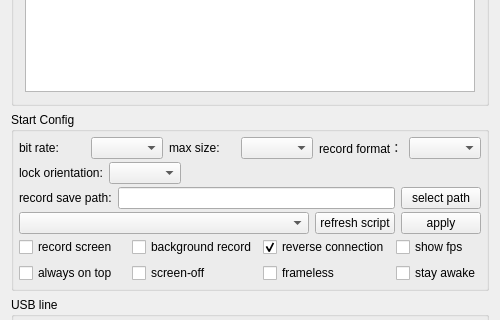
Old version of the form QtScrcpy/dialog.ui in the repository barry-ran/QtScrcpy; both pictures show x 0 to 500 and y 124 to 444 of the 500 by 803 pixel window.
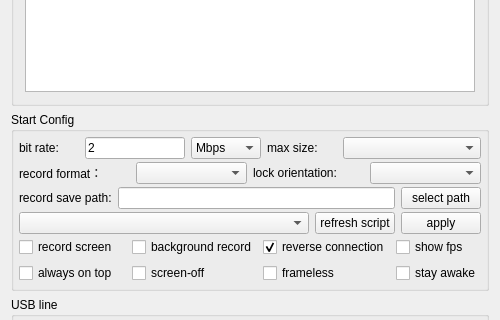
New version of the form.

```diff
--- a/QtScrcpy/dialog.ui
+++ b/QtScrcpy/dialog.ui
@@ -7,7 +7,7 @@
     <x>0</x>
     <y>0</y>
     <width>500</width>
-    <height>769</height>
+    <height>749</height>
    </rect>
   </property>
   <property name="minimumSize">
@@ -18,7 +18,7 @@
   </property>
   <property name="maximumSize">
    <size>
-    <width>500</width>
+    <width>565</width>
     <height>16777215</height>
    </size>
   </property>
@@ -133,23 +133,115 @@
          </property>
          <item>
           <widget class="QLabel" name="label_3">
+           <property name="sizePolicy">
+            <sizepolicy hsizetype="Fixed" vsizetype="Preferred">
+             <horstretch>0</horstretch>
+             <verstretch>0</verstretch>
+            </sizepolicy>
+           </property>
+           <property name="minimumSize">
+            <size>
+             <width>60</width>
+             <height>0</height>
+            </size>
+           </property>
+           <property name="maximumSize">
+            <size>
+             <width>0</width>
+             <height>16777215</height>
+            </size>
+           </property>
            <property name="text">
             <string>bit rate:</string>
            </property>
           </widget>
          </item>
+         <item>
+          <widget class="QLineEdit" name="bitRateEdit">
+           <property name="sizePolicy">
+            <sizepolicy hsizetype="Minimum" vsizetype="Fixed">
+             <horstretch>0</horstretch>
+             <verstretch>0</verstretch>
+            </sizepolicy>
+           </property>
+           <property name="minimumSize">
+            <size>
+             <width>100</width>
+             <height>0</height>
+            </size>
+           </property>
+           <property name="maximumSize">
+            <size>
+             <width>0</width>
+             <height>16777215</height>
+            </size>
+           </property>
+           <property name="text">
+            <string>2</string>
+           </property>
+          </widget>
+         </item>
          <item>
           <widget class="QComboBox" name="bitRateBox">
+           <property name="sizePolicy">
+            <sizepolicy hsizetype="Fixed" vsizetype="Fixed">
+             <horstretch>0</horstretch>
+             <verstretch>0</verstretch>
+            </sizepolicy>
+           </property>
+           <property name="minimumSize">
+            <size>
+             <width>70</width>
+             <height>0</height>
+            </size>
+           </property>
+           <property name="maximumSize">
+            <size>
+             <width>0</width>
+             <height>16777215</height>
+            </size>
+           </property>
            <property name="toolTip">
             <string/>
            </property>
            <property name="currentText">
-            <string/>
+            <string notr="true">Mbps</string>
            </property>
+           <property name="placeholderText">
+            <string notr="true"/>
+           </property>
+           <item>
+            <property name="text">
+             <string notr="true">Mbps</string>
+            </property>
+           </item>
+           <item>
+            <property name="text">
+             <string notr="true">Kbps</string>
+            </property>
+           </item>
           </widget>
          </item>
          <item>
           <widget class="QLabel" name="label_4">
+           <property name="sizePolicy">
+            <sizepolicy hsizetype="Fixed" vsizetype="Preferred">
+             <horstretch>0</horstretch>
+             <verstretch>0</verstretch>
+            </sizepolicy>
+           </property>
+           <property name="minimumSize">
+            <size>
+             <width>70</width>
+             <height>0</height>
+            </size>
+           </property>
+           <property name="maximumSize">
+            <size>
+             <width>0</width>
+             <height>16777215</height>
+            </size>
+           </property>
            <property name="text">
             <string>max size:</string>
            </property>
@@ -162,6 +254,24 @@
            </property>
           </widget>
          </item>
+        </layout>
+       </widget>
+      </item>
+      <item>
+       <widget class="QWidget" name="configWidget5" native="true">
+        <layout class="QHBoxLayout" name="horizontalLayout_7">
+         <property name="leftMargin">
+          <number>0</number>
+         </property>
+         <property name="topMargin">
+          <number>0</number>
+         </property>
+         <property name="rightMargin">
+          <number>0</number>
+         </property>
+         <property name="bottomMargin">
+          <number>0</number>
+         </property>
          <item>
           <widget class="QLabel" name="label_6">
            <property name="text">
@@ -172,24 +282,6 @@
          <item>
           <widget class="QComboBox" name="formatBox"/>
          </item>
-        </layout>
-       </widget>
-      </item>
-      <item>
-       <widget class="QWidget" name="configWidget5" native="true">
-        <layout class="QHBoxLayout" name="horizontalLayout_7">
-         <property name="leftMargin">
-          <number>0</number>
-         </property>
-         <property name="topMargin">
-          <number>0</number>
-         </property>
-         <property name="rightMargin">
-          <number>0</number>
-         </property>
-         <property name="bottomMargin">
-          <number>0</number>
-         </property>
          <item>
           <widget class="QLabel" name="label_8">
            <property name="text">
@@ -200,19 +292,6 @@
          <item>
           <widget class="QComboBox" name="lockOrientationBox"/>
          </item>
-         <item>
-          <spacer name="horizontalSpacer">
-           <property name="orientation">
-            <enum>Qt::Horizontal</enum>
-           </property>
-           <property name="sizeHint" stdset="0">
-            <size>
-             <width>40</width>
-             <height>20</height>
-            </size>
-           </property>
-          </spacer>
-         </item>
         </layout>
        </widget>
       </item>
@@ -792,19 +871,6 @@
      </property>
     </widget>
    </item>
-   <item>
-    <spacer name="verticalSpacer">
-     <property name="orientation">
-      <enum>Qt::Vertical</enum>
-     </property>
-     <property name="sizeHint" stdset="0">
-      <size>
-       <width>20</width>
-       <height>0</height>
-      </size>
-     </property>
-    </spacer>
-   </item>
   </layout>
  </widget>
  <layoutdefault spacing="6" margin="11"/>
```
